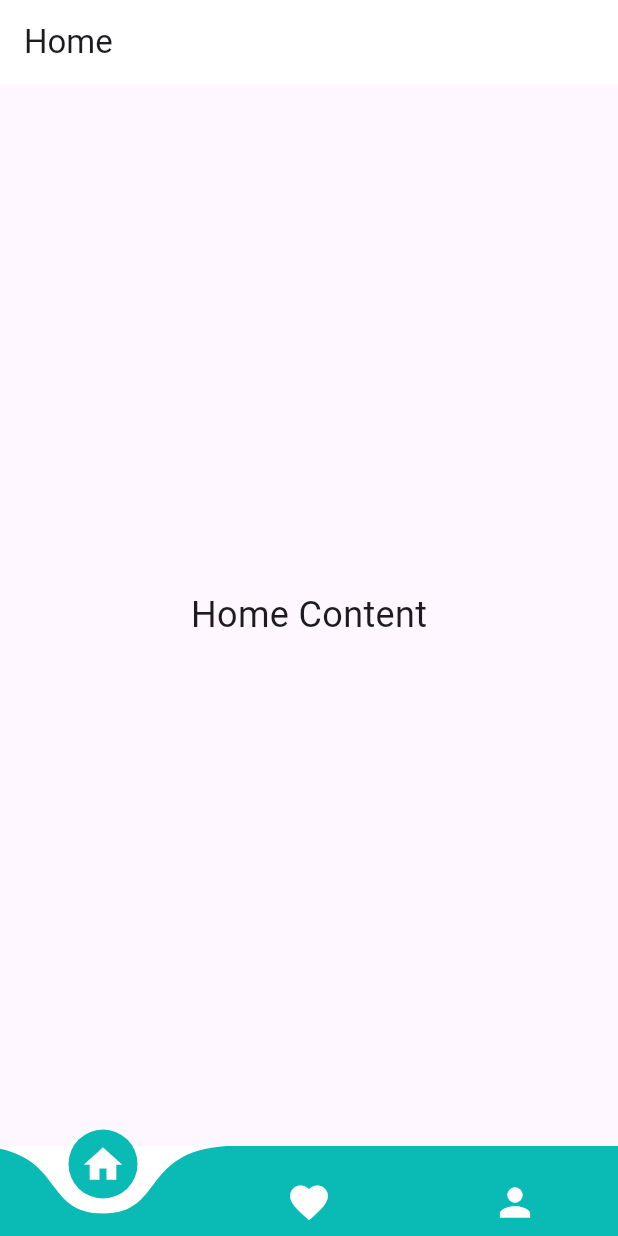
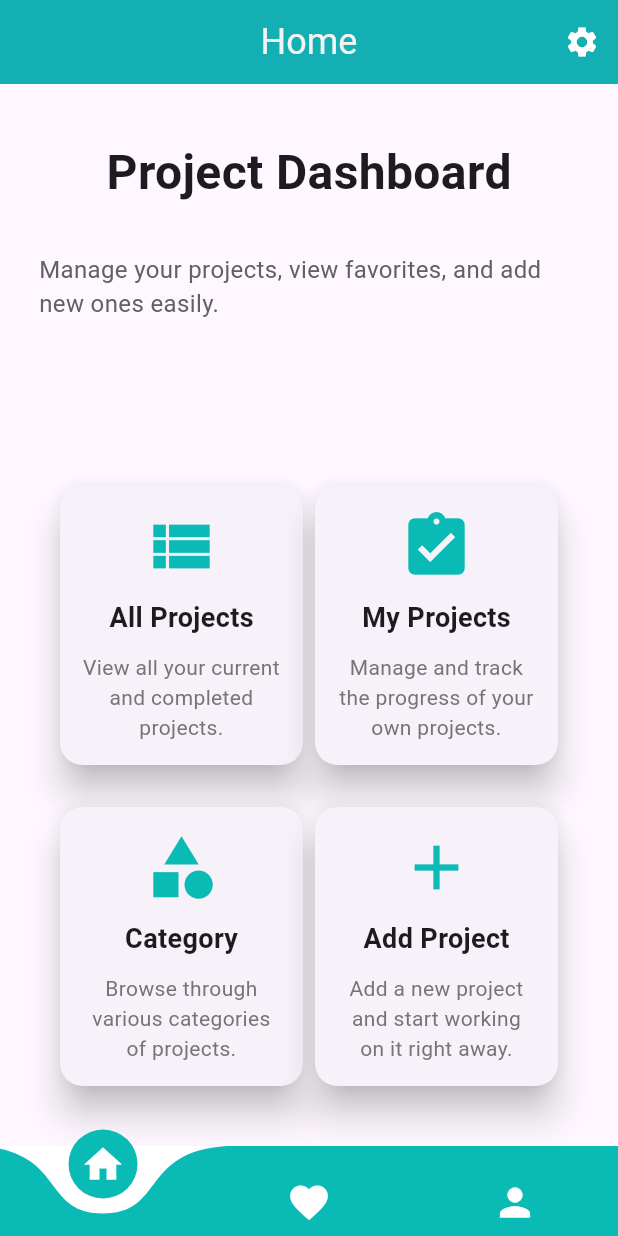
Before and after one commit to OmerFShuhag/Insight, a Flutter app: the screen it shows once a user with an empty profile is signed in, on a phone screen of 412 x 824 dp. Run offline on Flutter 3.47's test engine with Material 3 defaults, Android fonts, the phone set to English and light mode, and no system bars; drawn by our look-alikes of curved_navigation_bar; our stand-ins replace firebase_auth, firebase_core, fluttertoast; accounts and stored records are empty; Roboto replaces fonts that are missing (Poppins).

Commit message:
Refactor profile data loading and enhance homepage layout with dashboard integration

```diff
--- /dev/null
+++ b/lib/body/bottom_bar/dashboard.dart
@@ -0,0 +1,166 @@
+import 'package:flutter/material.dart';
+
+class Dashboard extends StatefulWidget {
+  @override
+  _DashboardState createState() => _DashboardState();
+}
+
+class _DashboardState extends State<Dashboard> {
+  @override
+  Widget build(BuildContext context) {
+    return Padding(
+      padding: const EdgeInsets.all(16.0),
+      child: Column(
+        children: [
+          const Padding(
+            padding: EdgeInsets.all(20.0),
+            child: Text(
+              'Project Dashboard',
+              style: TextStyle(
+                fontSize: 32,
+                fontWeight: FontWeight.bold,
+                fontFamily: 'Poppins',
+              ),
+            ),
+          ),
+          Padding(
+            padding: const EdgeInsets.all(10.0),
+            child: Text(
+              'Manage your projects, view favorites, and add new ones easily.',
+              style: TextStyle(
+                fontSize: 16,
+                color: Colors.grey[700],
+                fontFamily: 'Poppins',
+              ),
+            ),
+          ),
+          Spacer(),
+          // Cards section
+          Padding(
+            padding: const EdgeInsets.all(20.0),
+            child: Column(
+              children: [
+                // First row of two cards
+                Row(
+                  mainAxisAlignment: MainAxisAlignment.spaceEvenly,
+                  children: [
+                    Expanded(
+                      child: CustomCard(
+                        title: 'All Projects',
+                        description:
+                            'View all your current and completed projects.',
+                        icon: Icons.view_list,
+                        onTap: () {
+                          print("All Projects");
+                          // Handle tap
+                        },
+                      ),
+                    ),
+                    Expanded(
+                      child: CustomCard(
+                        title: 'My Projects',
+                        description:
+                            'Manage and track the progress of your own projects.',
+                        icon: Icons.assignment_turned_in,
+                        onTap: () {
+                          print("My Projects");
+                          // Handle tap
+                        },
+                      ),
+                    ),
+                  ],
+                ),
+                SizedBox(height: 20),
+                // Second row of two cards
+                Row(
+                  mainAxisAlignment: MainAxisAlignment.spaceEvenly,
+                  children: [
+                    Expanded(
+                      child: CustomCard(
+                        title: 'Category',
+                        description:
+                            'Browse through various categories of projects.',
+                        icon: Icons.category,
+                        onTap: () {
+                          // Handle tap
+                          print("Category");
+                        },
+                      ),
+                    ),
+                    Expanded(
+                      child: CustomCard(
+                        title: 'Add Project',
+                        description:
+                            'Add a new project and start working on it right away.',
+                        icon: Icons.add,
+                        onTap: () {
+                          print("Add Project");
+                          // Handle tap
+                        },
+                      ),
+                    ),
+                  ],
+                ),
+              ],
+            ),
+          ),
+        ],
+      ),
+    );
+  }
+}
+
+class CustomCard extends StatelessWidget {
+  final String title;
+  final String description;
+  final IconData icon;
+  final Function() onTap;
+
+  CustomCard({
+    required this.title,
+    required this.description,
+    required this.icon,
+    required this.onTap,
+  });
+
+  @override
+  Widget build(BuildContext context) {
+    return GestureDetector(
+      onTap: onTap,
+      child: Card(
+        elevation: 10,
+        shape: RoundedRectangleBorder(
+          borderRadius: BorderRadius.circular(15.0),
+        ),
+        child: Container(
+          width: MediaQuery.of(context).size.width / 2 - 40,
+          padding: EdgeInsets.all(15),
+          child: Column(
+            mainAxisAlignment: MainAxisAlignment.center,
+            children: [
+              Icon(icon, size: 50, color: Color.fromARGB(255, 10, 186, 180)),
+              SizedBox(height: 10),
+              Text(
+                title,
+                style: TextStyle(
+                  fontSize: 18,
+                  fontWeight: FontWeight.bold,
+                ),
+              ),
+              SizedBox(height: 10),
+              Text(
+                description,
+                textAlign: TextAlign.center,
+                style: TextStyle(
+                  fontSize: 14,
+                  color: Colors.grey[600],
+                  fontFamily: 'Poppins',
+                ),
+              ),
+            ],
+          ),
+        ),
+      ),
+    );
+  }
+}
--- a/lib/body/homepage.dart
+++ b/lib/body/homepage.dart
@@ -1,9 +1,11 @@
 import 'package:curved_navigation_bar/curved_navigation_bar.dart';
 import 'package:flutter/material.dart';
 import 'package:insight/body/bottom_bar/profile.dart';
-//import 'package:insight/intro/auth_service.dart';
+import 'package:insight/intro/auth_service.dart';
 import 'package:insight/body/bottom_bar/profile.dart';
 import 'package:insight/body/bottom_bar/favorite.dart';
+import 'package:insight/body/bottom_bar/dashboard.dart';
+import 'package:flutter/material.dart';
 
 class Homepage extends StatefulWidget {
   @override
@@ -16,8 +18,7 @@ class _HomepageState extends State<Homepage> {
 
   final List<Map<String, dynamic>> _pages = [
     {
-      'page': const Center(
-          child: Text('Home Content', style: TextStyle(fontSize: 24))),
+      'page': Dashboard(),
       'title': 'Home',
     },
     {
@@ -41,8 +42,26 @@ class _HomepageState extends State<Homepage> {
     return Scaffold(
       appBar: AppBar(
         automaticallyImplyLeading: false,
-        title: Text(_pages[_selectedIndex]['title']),
-        backgroundColor: Colors.white,
+        title: Text(
+          _pages[_selectedIndex]['title'],
+          style: TextStyle(
+            fontSize: 24,
+            color: const Color.fromARGB(255, 243, 243, 243),
+            fontFamily: 'Poppins',
+          ),
+        ),
+        centerTitle: true,
+        backgroundColor: _selectedColor,
+        actions: <Widget>[
+          IconButton(
+            icon: Icon(Icons.settings),
+            onPressed: () {
+              _openSettingsMenu(context);
+            },
+            color: Colors.white,
+          ),
+        ],
+        elevation: 5,
       ),
       body: _pages[_selectedIndex]['page'],
       bottomNavigationBar: _buildBar(),
@@ -57,7 +76,7 @@ class _HomepageState extends State<Homepage> {
       buttonBackgroundColor: _selectedColor,
       height: 60,
       index: _selectedIndex,
-      items: <Widget>[
+      items: const <Widget>[
         Icon(Icons.home, size: 30, color: Colors.white),
         Icon(Icons.favorite, size: 30, color: Colors.white),
         Icon(Icons.person, size: 30, color: Colors.white),
@@ -65,4 +84,24 @@ class _HomepageState extends State<Homepage> {
       onTap: _onItemTapped,
     );
   }
+
+  void _openSettingsMenu(BuildContext context) {
+    showMenu(
+      context: context,
+      position: RelativeRect.fromLTRB(100, 50, 0, 0),
+      items: [
+        PopupMenuItem<String>(
+          value: 'SignOut',
+          child: ListTile(
+            leading: Icon(Icons.logout),
+            title: Text('Sign Out'),
+            onTap: () {
+              Navigator.of(context).pop(); // Close the menu
+              AuthService().signout(); // Perform sign out action
+            },
+          ),
+        ),
+      ],
+    );
+  }
 }
```
Also changed, not shown: lib/body/bottom_bar/profile.dart (+50 -19 lines).
